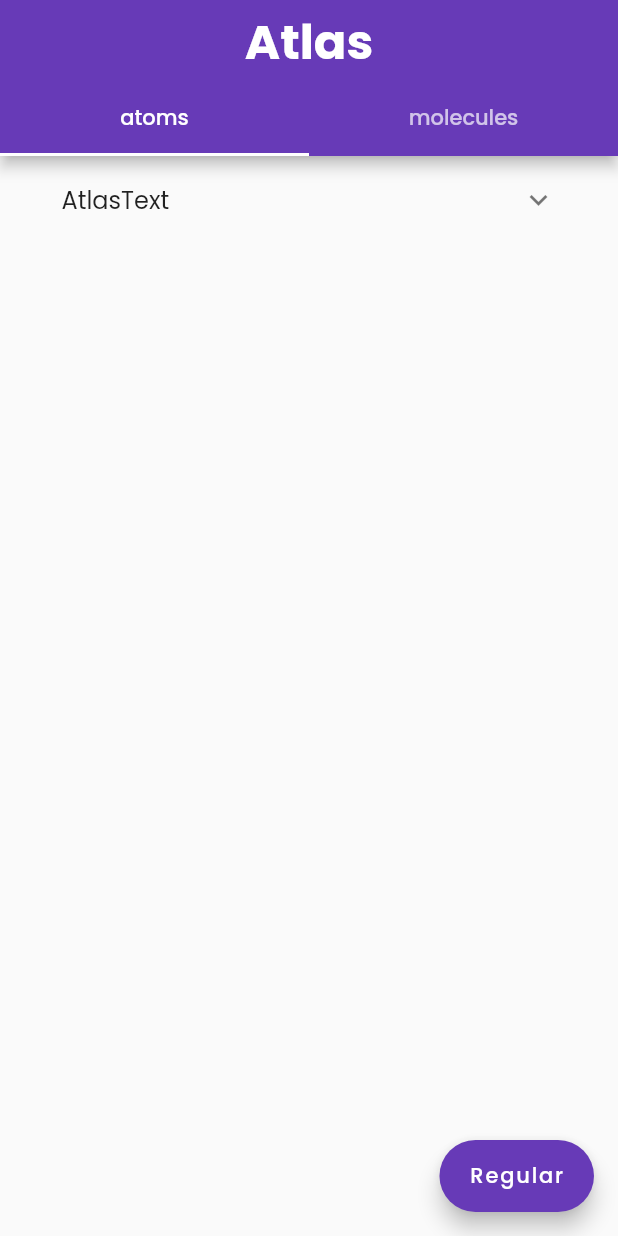
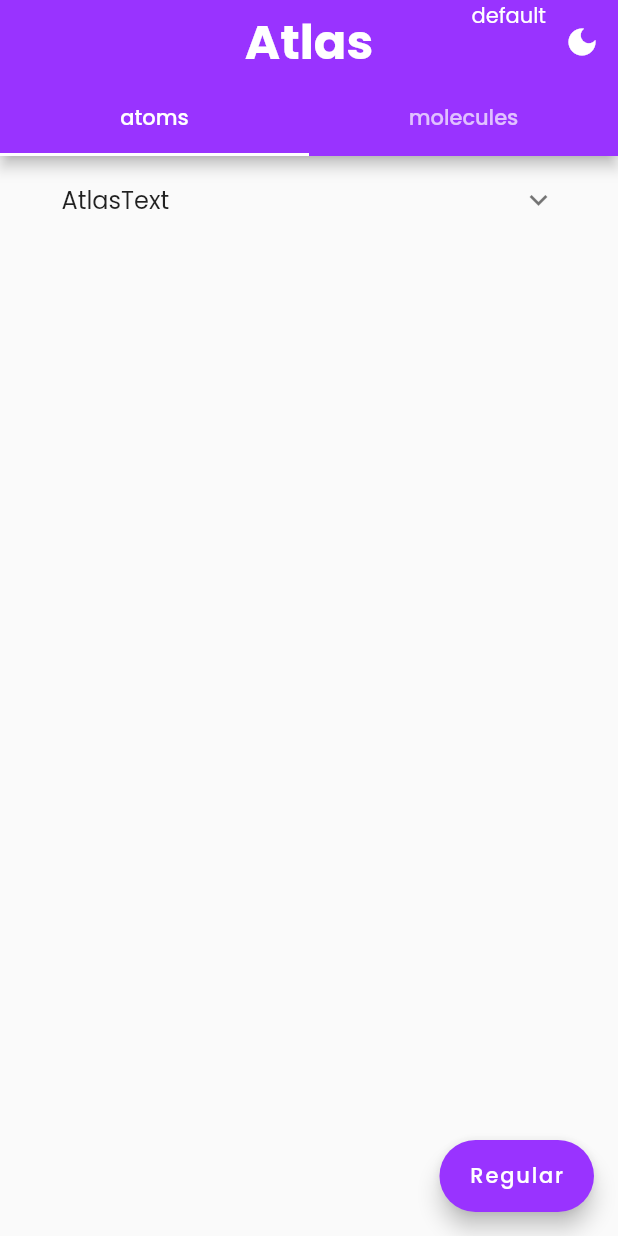
Before and after one commit to douglaswender/atlas, a Flutter app: the screen it shows after launch, on a phone screen of 412 x 824 dp. Run offline on Flutter 3.47's test engine with Material 2 defaults, Android fonts, the phone set to English and light mode, and no system bars.

Commit message:
add new theme

```diff
--- a/example/lib/atlas_example_view.dart
+++ b/example/lib/atlas_example_view.dart
@@ -5,7 +5,9 @@ import 'package:flutter/material.dart';
 import 'package:atlas/atlas.dart';
 
 class AtlasExampleView extends StatefulWidget {
-  const AtlasExampleView({Key? key}) : super(key: key);
+  const AtlasExampleView({
+    Key? key,
+  }) : super(key: key);
 
   @override
   State<AtlasExampleView> createState() => _AtlasExampleViewState();
@@ -13,6 +15,19 @@ class AtlasExampleView extends StatefulWidget {
 
 class _AtlasExampleViewState extends State<AtlasExampleView>
     with SingleTickerProviderStateMixin {
+  String actualTheme = 'default';
+
+  changeTheme() {
+    if (actualTheme == 'default') {
+      actualTheme = 'dark';
+      AtlasTheme.t(brand: 'dark');
+    } else {
+      actualTheme = 'default';
+      AtlasTheme.t(brand: 'default');
+    }
+    setState(() {});
+  }
+
   int _currentBehaviour = 0;
 
   List<Map<String, dynamic>> get _behaviours {
@@ -81,6 +96,15 @@ class _AtlasExampleViewState extends State<AtlasExampleView>
           controller: tabController,
           tabs: tabs,
         ),
+        actions: [
+          Text(AtlasTheme.t().theme),
+          IconButton(
+              onPressed: () {
+                changeTheme();
+                setState(() {});
+              },
+              icon: const Icon(Icons.dark_mode)),
+        ],
       ),
       body: TabBarView(
         controller: tabController,
--- a/example/lib/main.dart
+++ b/example/lib/main.dart
@@ -6,18 +6,27 @@ void main() {
   runApp(const MyApp());
 }
 
-class MyApp extends StatelessWidget {
+class MyApp extends StatefulWidget {
   const MyApp({Key? key}) : super(key: key);
 
   @override
+  State<MyApp> createState() => _MyAppState();
+}
+
+class _MyAppState extends State<MyApp> {
+  @override
   Widget build(BuildContext context) {
+    ThemeData theme = ThemeData(
+        fontFamily: AtlasTheme.fontFamily,
+        primaryColor: AtlasTheme.t().color.primary);
     return MaterialApp(
       title: 'Atlas',
       home: const AtlasExampleView(),
-      theme: ThemeData(
-          fontFamily: AtlasTheme.fontFamily,
-          primarySwatch: Colors.deepPurple,
-          primaryColor: AtlasTheme.t().color.primary),
+      theme: theme.copyWith(
+          colorScheme: theme.colorScheme.copyWith(
+        primary: AtlasTheme.t().color.primary,
+        secondary: AtlasTheme.t().color.primary,
+      )),
     );
   }
 }
--- a/example/pubspec.yaml
+++ b/example/pubspec.yaml
@@ -6,7 +6,7 @@ publish_to: 'none' # Remove this line if you wish to publish to pub.dev
 version: 1.0.0+1
 
 environment:
-  sdk: ">=2.17.5 <3.0.0"
+  sdk: '>=3.0.0 <4.0.0'
 
 dependencies:
   flutter:
--- a/lib/core/component/component.dart
+++ b/lib/core/component/component.dart
@@ -4,7 +4,7 @@ import 'package:flutter/material.dart';
 
 import 'base_component.dart';
 
-abstract class Component<T, U> implements BaseComponent<T, U> {
+mixin Component<T, U> implements BaseComponent<T, U> {
   @override
   Widget whenDisabled(T styles, U? otherStyles, BuildContext context,
       Behaviour childBehaviour) {
--- a/lib/src/tokens/atlas_theme.dart
+++ b/lib/src/tokens/atlas_theme.dart
@@ -9,15 +9,28 @@ abstract class AtlasDefaultTheme {
   String get themeIndex;
 }
 
-class DefaultTheme implements AtlasDefaultTheme {
+class DefaultTheme extends AtlasDefaultTheme {
+  final _colors = DefaultColors();
   @override
-  AtlasColor get color => DefaultColors();
+  AtlasColor get color => _colors;
 
   @override
   String get theme => 'default';
 
   @override
   String get themeIndex => '0';
+}
+
+class DarkTheme extends AtlasDefaultTheme {
+  final _colors = DarkColors();
+  @override
+  AtlasColor get color => _colors;
+
+  @override
+  String get theme => 'dark';
+
+  @override
+  String get themeIndex => '1';
 }
 
 class AtlasTheme {
@@ -32,6 +45,15 @@ class AtlasTheme {
   static AtlasDefaultTheme t({String? brand}) {
     if (_instance == null && brand == null) {
       _instance = DefaultTheme();
+    } else {
+      switch (brand) {
+        case 'default':
+          _instance = DefaultTheme();
+          break;
+        case 'dark':
+          _instance = DarkTheme();
+          break;
+      }
     }
 
     return _instance!;
--- a/pubspec.yaml
+++ b/pubspec.yaml
@@ -4,8 +4,7 @@ version: 0.0.1
 homepage:
 
 environment:
-  sdk: ">=2.17.5 <3.0.0"
-  flutter: ">=1.17.0"
+  sdk: '>=3.0.0 <4.0.0'
 
 dependencies:
   flutter:
```
Also changed, not shown: lib/src/tokens/atlas_color.dart (+34 -1 lines), 3 other files.
